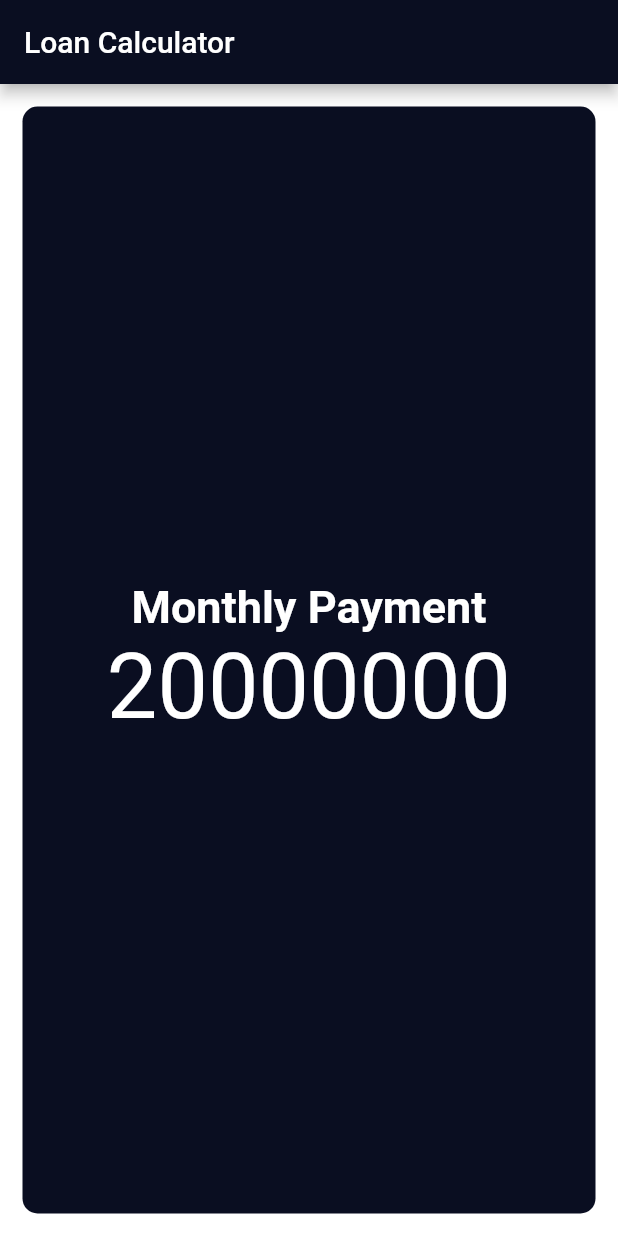
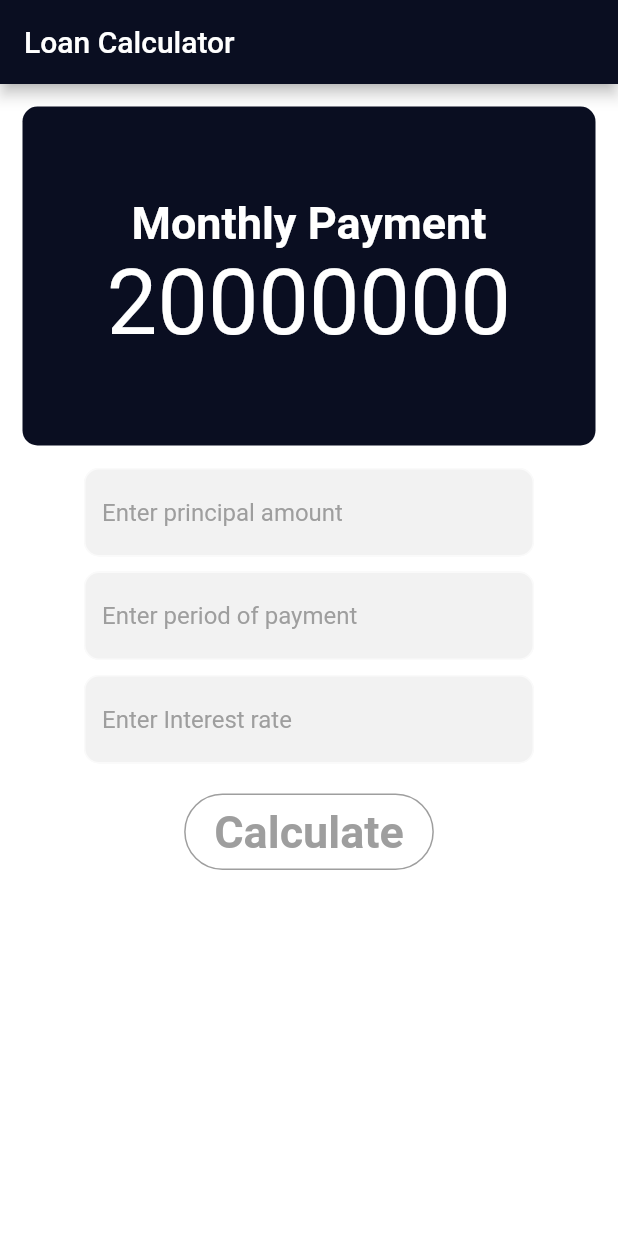
Before and after one commit to kazeem08/flutter-loan-calculator, a Flutter app: the screen it shows after launch, on a phone screen of 412 x 824 dp. Run offline on Flutter 3.47's test engine with Material 2 defaults, Android fonts, the phone set to English and light mode, and no system bars.

Commit message:
add expanded widget and customize textfields

```diff
--- a/lib/input_page.dart
+++ b/lib/input_page.dart
@@ -41,6 +41,90 @@ class _InputPageState extends State<InputPage> {
                   color: Color(0xFF0A0E21),
                 )),
           ),
+          Expanded(
+            flex: 2,
+            child: Column(
+//              mainAxisAlignment: MainAxisAlignment.center,
+              children: <Widget>[
+                Container(
+                  width: 300.0,
+                  child: TextField(
+                    decoration: InputDecoration(
+                        fillColor: Color(0xFFF2F2F2),
+                        filled: true,
+                        border: OutlineInputBorder(
+                          borderRadius: BorderRadius.all(
+                            Radius.circular(10.0),
+                          ),
+                          borderSide: BorderSide(width: 1.0),
+                        ),
+                        hintText: 'Enter principal amount',
+                        hintStyle: TextStyle(color: Colors.grey)),
+                  ),
+                ),
+                SizedBox(height: 10.0),
+                Container(
+                  width: 300.0,
+                  child: TextField(
+                    decoration: InputDecoration(
+                        fillColor: Color(0xFFF2F2F2),
+                        filled: true,
+                        border: OutlineInputBorder(
+                          borderRadius: BorderRadius.all(
+                            Radius.circular(10.0),
+                          ),
+                          borderSide: BorderSide(width: 1.0),
+                        ),
+                        hintText: 'Enter period of payment',
+                        hintStyle: TextStyle(color: Colors.grey)),
+                  ),
+                ),
+                SizedBox(height: 10.0),
+                Container(
+                  width: 300.0,
+                  child: TextField(
+                    decoration: InputDecoration(
+                        fillColor: Color(0xFFF2F2F2),
+                        filled: true,
+                        border: OutlineInputBorder(
+                          borderRadius: BorderRadius.all(
+                            Radius.circular(10.0),
+                          ),
+                          borderSide: BorderSide(width: 1.0),
+                        ),
+                        hintText: 'Enter Interest rate',
+                        hintStyle: TextStyle(color: Colors.grey)),
+                  ),
+                ),
+                SizedBox(height: 20.0),
+                Container(
+                  child: FlatButton(
+                    onPressed: () {
+                      /*...*/
+                    },
+                    child: Text(
+                      "Calculate",
+                      style: TextStyle(
+                        fontWeight: FontWeight.bold,
+                        fontSize: 30.0,
+                        color: Colors.grey,
+                      ),
+                      textAlign: TextAlign.center,
+                    ),
+//                    color: Colors.red,
+                    padding:
+                        EdgeInsets.symmetric(vertical: 8.0, horizontal: 20.0),
+                    shape: RoundedRectangleBorder(
+                        side: BorderSide(
+                            width: 1.0,
+                            style: BorderStyle.solid,
+                            color: Colors.grey),
+                        borderRadius: BorderRadius.circular(50)),
+                  ),
+                )
+              ],
+            ),
+          ),
         ],
       ),
     );
```
